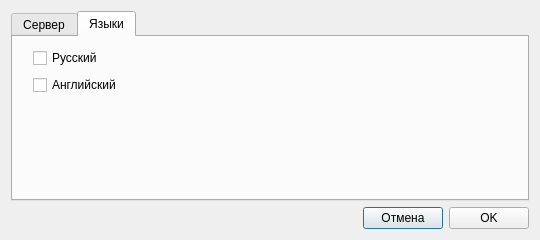
Old version of the form settings.ui in the repository steptosky/x-csl-updater.
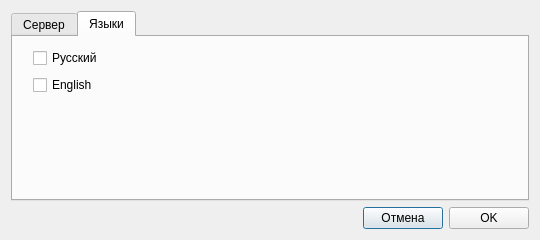
New version of the form. The open tabs and pages were chosen to show the change.

Diff of the .ui file:
```diff
--- a/settings.ui
+++ b/settings.ui
@@ -229,7 +229,7 @@
           <item row="1" column="0">
            <widget class="QCheckBox" name="checkEng">
             <property name="text">
-             <string>Английский</string>
+             <string>English</string>
             </property>
             <attribute name="buttonGroup">
              <string>LangGroup</string>
```
Left out of the diff: 14 changed lines with no effect on the pictures.
